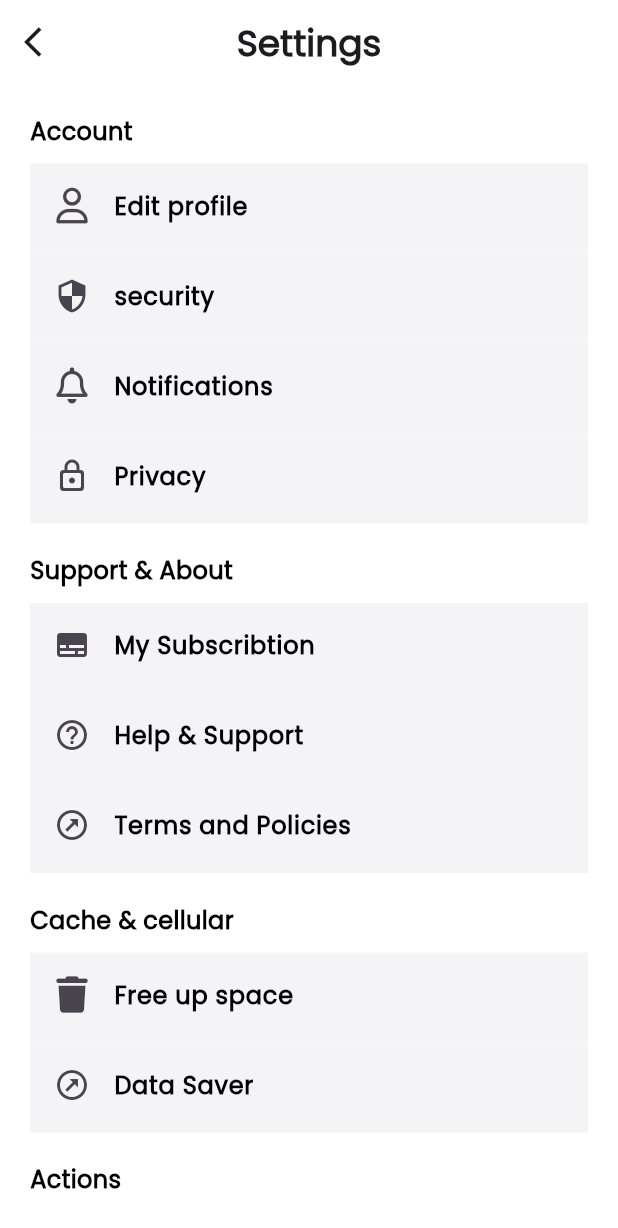
After one commit to Abdelghfarsalah/Graduation_project, a Flutter app: the Settingpage screen opened directly, on a phone screen of 412 x 824 dp. The commit adds this screen. Shown: the top 1228 px of the screen. Run offline on Flutter 3.47's test engine with Material 3 defaults, Android fonts, the phone set to English and light mode, and no system bars; our stand-ins replace flutter_bloc, flutter_gemini, flutter_svg, font_awesome_flutter, shared_preferences, smooth_page_indicator and 1 more; accounts and stored records are empty.

Commit message:
add Setting Ui

```diff
--- a/lib/feature/Account/presentation/pages/SettingPage.dart
+++ b/lib/feature/Account/presentation/pages/SettingPage.dart
@@ -0,0 +1,33 @@
+import 'package:flutter/material.dart';
+import 'package:graduation_project/core/fonts.dart';
+import 'package:graduation_project/feature/Account/presentation/widgets/Settingbody.dart';
+
+class Settingpage extends StatelessWidget {
+  const Settingpage({super.key});
+
+  @override
+  Widget build(BuildContext context) {
+    return Scaffold(
+      backgroundColor: Colors.white,
+      appBar: AppBar(
+        scrolledUnderElevation: 0,
+        backgroundColor: Colors.white,
+        automaticallyImplyLeading: false,
+        leading: IconButton(
+            onPressed: () {
+              Navigator.pop(context);
+            },
+            icon: Icon(Icons.arrow_back_ios)),
+        centerTitle: true,
+        title: Text(
+          "Settings",
+          style: TextStyle(
+              fontFamily: appFonts.Poppins,
+              fontSize: 24,
+              fontWeight: FontWeight.w700),
+        ),
+      ),
+      body: Settingbody(),
+    );
+  }
+}
--- /dev/null
+++ b/lib/feature/Account/presentation/widgets/AccountSection.dart
@@ -0,0 +1,46 @@
+import 'package:flutter/material.dart';
+import 'package:font_awesome_flutter/font_awesome_flutter.dart';
+import 'package:graduation_project/core/fonts.dart';
+import 'package:graduation_project/feature/Account/presentation/widgets/SettingCard.dart';
+import 'package:graduation_project/feature/Notifications/presentation/pages/Notificationpages.dart';
+
+class Accountsection extends StatelessWidget {
+  const Accountsection({super.key});
+
+  @override
+  Widget build(BuildContext context) {
+    return Column(
+      crossAxisAlignment: CrossAxisAlignment.start,
+      children: [
+        Text(
+          "Account",
+          style: TextStyle(
+              color: Colors.black,
+              fontFamily: appFonts.Poppins,
+              fontSize: 16,
+              fontWeight: FontWeight.w600),
+        ),
+        SizedBox(
+          height: 10,
+        ),
+        Settingcard(
+            title: "Edit profile",
+            icon: Icon(FontAwesomeIcons.user),
+            onTap: () {}),
+        Settingcard(
+            title: "security", icon: Icon(Icons.security), onTap: () {}),
+        Settingcard(
+            title: "Notifications",
+            icon: Icon(FontAwesomeIcons.bell),
+            onTap: () {
+              Navigator.push(context,
+                  MaterialPageRoute(builder: (context) => Notificationpages()));
+            }),
+        Settingcard(
+            title: "Privacy",
+            icon: Icon(Icons.lock_outline_rounded),
+            onTap: () {})
+      ],
+    );
+  }
+}
--- /dev/null
+++ b/lib/feature/Account/presentation/widgets/Actions.dart
@@ -0,0 +1,47 @@
+import 'package:flutter/material.dart';
+import 'package:flutter_bloc/flutter_bloc.dart';
+import 'package:graduation_project/core/fonts.dart';
+import 'package:graduation_project/feature/Account/presentation/widgets/SettingCard.dart';
+import 'package:graduation_project/feature/home/presentation/manager/BottomNavBar/BottomNavBarBloc.dart';
+import 'package:graduation_project/feature/home/presentation/manager/BottomNavBar/BottomNavBarEvent.dart';
+import 'package:graduation_project/feature/onboarding/presentaion/pages/WelcomePage.dart';
+
+class ActionsSection extends StatelessWidget {
+  const ActionsSection({super.key});
+
+  @override
+  Widget build(BuildContext context) {
+    return Column(
+      crossAxisAlignment: CrossAxisAlignment.start,
+      children: [
+        Text(
+          "Actions",
+          style: TextStyle(
+              color: Colors.black,
+              fontFamily: appFonts.Poppins,
+              fontSize: 16,
+              fontWeight: FontWeight.w600),
+        ),
+        SizedBox(
+          height: 10,
+        ),
+        Settingcard(
+            title: "Report a problem", icon: Icon(Icons.flag), onTap: () {}),
+        Settingcard(
+            title: "Add account", icon: Icon(Icons.people), onTap: () {}),
+        Settingcard(
+            title: "Log out",
+            icon: Icon(Icons.logout),
+            onTap: () {
+              Future.delayed(Duration(seconds: 2), () {
+                Navigator.pushAndRemoveUntil(
+                    context,
+                    MaterialPageRoute(builder: (context) => WelcomePage()),
+                    (predicate) => false);
+              });
+              context.read<Bottomnavbarbloc>().add(ChangeEvent(index: 0));
+            }),
+      ],
+    );
+  }
+}
--- /dev/null
+++ b/lib/feature/Account/presentation/widgets/CacheAndcellular.dart
@@ -0,0 +1,36 @@
+import 'package:flutter/material.dart';
+import 'package:font_awesome_flutter/font_awesome_flutter.dart';
+import 'package:graduation_project/core/fonts.dart';
+import 'package:graduation_project/feature/Account/presentation/widgets/SettingCard.dart';
+
+class Cacheandcellular extends StatelessWidget {
+  const Cacheandcellular({super.key});
+
+  @override
+  Widget build(BuildContext context) {
+    return Column(
+      crossAxisAlignment: CrossAxisAlignment.start,
+      children: [
+        Text(
+          "Cache & cellular",
+          style: TextStyle(
+              color: Colors.black,
+              fontFamily: appFonts.Poppins,
+              fontSize: 16,
+              fontWeight: FontWeight.w600),
+        ),
+        SizedBox(
+          height: 10,
+        ),
+        Settingcard(
+            title: "Free up space",
+            icon: Icon(FontAwesomeIcons.trash),
+            onTap: () {}),
+        Settingcard(
+            title: "Data Saver",
+            icon: Icon(Icons.outbond_outlined),
+            onTap: () {}),
+      ],
+    );
+  }
+}
--- /dev/null
+++ b/lib/feature/Account/presentation/widgets/SettingCard.dart
@@ -0,0 +1,35 @@
+import 'package:flutter/material.dart';
+import 'package:graduation_project/core/fonts.dart';
+
+class Settingcard extends StatelessWidget {
+  const Settingcard(
+      {super.key,
+      required this.title,
+      required this.icon,
+      required this.onTap});
+  final String title;
+  final Icon icon;
+  final void Function() onTap;
+  @override
+  Widget build(BuildContext context) {
+    return GestureDetector(
+      onTap: onTap,
+      child: Container(
+        height: 60,
+        width: double.infinity,
+        color: Color(0xffF4F4F7),
+        child: ListTile(
+          title: Text(
+            title,
+            style: TextStyle(
+                color: Colors.black,
+                fontFamily: appFonts.Poppins,
+                fontSize: 16,
+                fontWeight: FontWeight.w600),
+          ),
+          leading: icon,
+        ),
+      ),
+    );
+  }
+}
--- a/lib/feature/Account/presentation/widgets/SettingIcon.dart
+++ b/lib/feature/Account/presentation/widgets/SettingIcon.dart
@@ -1,4 +1,5 @@
 import 'package:flutter/material.dart';
+import 'package:graduation_project/feature/Account/presentation/pages/SettingPage.dart';
 
 class Settingicon extends StatelessWidget {
   const Settingicon({super.key});
@@ -6,9 +7,14 @@ class Settingicon extends StatelessWidget {
   @override
   Widget build(BuildContext context) {
     return Positioned(
-        top: 30,
+        top: 50,
         left: MediaQuery.of(context).size.width * 0.85,
         right: 20,
-        child: Image.asset("assets/HomeImage/Accountimages/Setting.png"));
+        child: GestureDetector(
+            onTap: () {
+              Navigator.push(context,
+                  MaterialPageRoute(builder: (context) => Settingpage()));
+            },
+            child: Image.asset("assets/HomeImage/Accountimages/Setting.png")));
   }
 }
--- /dev/null
+++ b/lib/feature/Account/presentation/widgets/Settingbody.dart
@@ -0,0 +1,35 @@
+import 'package:flutter/material.dart';
+import 'package:graduation_project/feature/Account/presentation/widgets/AccountSection.dart';
+import 'package:graduation_project/feature/Account/presentation/widgets/Actions.dart';
+import 'package:graduation_project/feature/Account/presentation/widgets/CacheAndcellular.dart';
+import 'package:graduation_project/feature/Account/presentation/widgets/SupportandAboutSection.dart';
+
+class Settingbody extends StatelessWidget {
+  const Settingbody({super.key});
+
+  @override
+  Widget build(BuildContext context) {
+    return Padding(
+      padding: const EdgeInsets.all(20.0),
+      child: SingleChildScrollView(
+        child: Column(
+          children: [
+            Accountsection(),
+            SizedBox(
+              height: 20,
+            ),
+            Supportandaboutsection(),
+            SizedBox(
+              height: 20,
+            ),
+            Cacheandcellular(),
+            SizedBox(
+              height: 20,
+            ),
+            ActionsSection()
+          ],
+        ),
+      ),
+    );
+  }
+}
--- /dev/null
+++ b/lib/feature/Account/presentation/widgets/SupportandAboutSection.dart
@@ -0,0 +1,39 @@
+import 'package:flutter/material.dart';
+import 'package:graduation_project/core/fonts.dart';
+import 'package:graduation_project/feature/Account/presentation/widgets/SettingCard.dart';
+
+class Supportandaboutsection extends StatelessWidget {
+  const Supportandaboutsection({super.key});
+
+  @override
+  Widget build(BuildContext context) {
+    return Column(
+      crossAxisAlignment: CrossAxisAlignment.start,
+      children: [
+        Text(
+          "Support & About",
+          style: TextStyle(
+              color: Colors.black,
+              fontFamily: appFonts.Poppins,
+              fontSize: 16,
+              fontWeight: FontWeight.w600),
+        ),
+        SizedBox(
+          height: 10,
+        ),
+        Settingcard(
+            title: "My Subscribtion",
+            icon: Icon(Icons.subtitles),
+            onTap: () {}),
+        Settingcard(
+            title: "Help & Support",
+            icon: Icon(Icons.help_outline_outlined),
+            onTap: () {}),
+        Settingcard(
+            title: "Terms and Policies",
+            icon: Icon(Icons.outbond_outlined),
+            onTap: () {}),
+      ],
+    );
+  }
+}
--- a/pubspec.yaml
+++ b/pubspec.yaml
@@ -43,6 +43,7 @@ dependencies:
   share_plus: ^10.1.4
   flutter_gemini: ^3.0.0
   timer_count_down: ^2.2.2
+  modal_progress_hud_nsn: ^0.5.1
 
 dev_dependencies:
   flutter_test:
```
Also changed, not shown: pubspec.lock.
